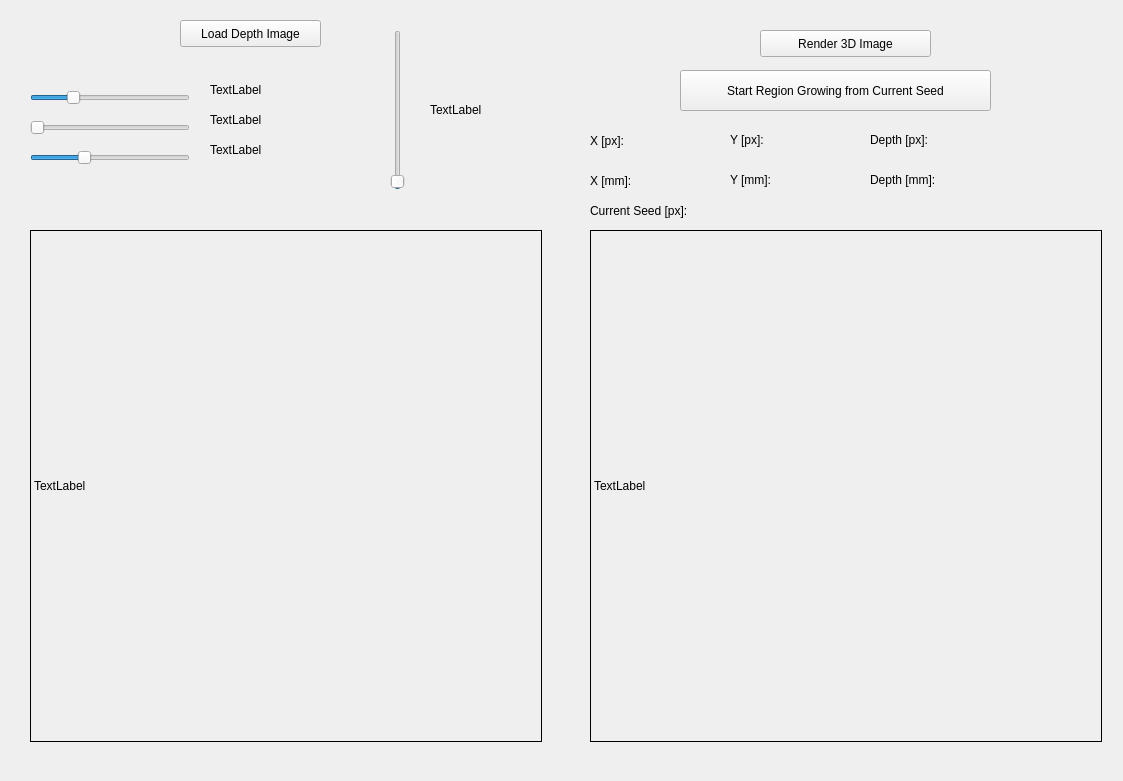
Old version of the form app/widget.ui in the repository lreithmayr/CT-Scan-Visualizer.
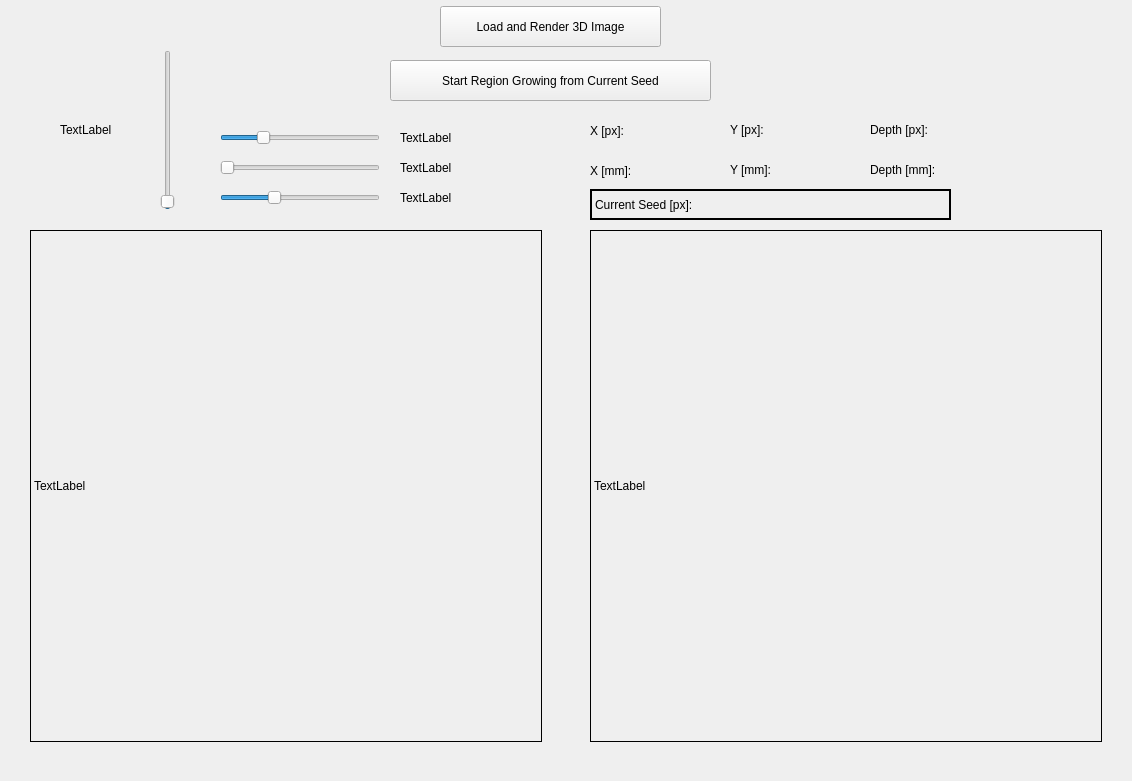
New version of the form.

Commit message: Widget: Implements cursor-following coordinate display in the 2D slice image

Diff of the .ui file:
```diff
--- a/app/widget.ui
+++ b/app/widget.ui
@@ -6,7 +6,7 @@
    <rect>
     <x>0</x>
     <y>0</y>
-    <width>1123</width>
+    <width>1132</width>
     <height>781</height>
    </rect>
   </property>
@@ -32,8 +32,8 @@
   <widget class="QSlider" name="horizontalSlider_center">
    <property name="geometry">
     <rect>
-     <x>30</x>
-     <y>90</y>
+     <x>220</x>
+     <y>130</y>
      <width>160</width>
      <height>16</height>
     </rect>
@@ -57,8 +57,8 @@
   <widget class="QSlider" name="horizontalSlider_windowSize">
    <property name="geometry">
     <rect>
-     <x>30</x>
-     <y>120</y>
+     <x>220</x>
+     <y>160</y>
      <width>160</width>
      <height>16</height>
     </rect>
@@ -76,8 +76,8 @@
   <widget class="QLabel" name="label_sliderCenter">
    <property name="geometry">
     <rect>
-     <x>210</x>
-     <y>80</y>
+     <x>400</x>
+     <y>128</y>
      <width>141</width>
      <height>19</height>
     </rect>
@@ -89,8 +89,8 @@
   <widget class="QLabel" name="label_sliderWSize">
    <property name="geometry">
     <rect>
-     <x>210</x>
-     <y>110</y>
+     <x>400</x>
+     <y>158</y>
      <width>141</width>
      <height>19</height>
     </rect>
@@ -99,24 +99,11 @@
     <string>TextLabel</string>
    </property>
   </widget>
-  <widget class="QPushButton" name="pushButton_loadImage3D">
-   <property name="geometry">
-    <rect>
-     <x>180</x>
-     <y>20</y>
-     <width>141</width>
-     <height>27</height>
-    </rect>
-   </property>
-   <property name="text">
-    <string>Load Depth Image</string>
-   </property>
-  </widget>
   <widget class="QSlider" name="verticalSlider_depth">
    <property name="geometry">
     <rect>
-     <x>390</x>
-     <y>30</y>
+     <x>160</x>
+     <y>50</y>
      <width>16</width>
      <height>160</height>
     </rect>
@@ -134,9 +121,9 @@
   <widget class="QLabel" name="label_currentDepth">
    <property name="geometry">
     <rect>
-     <x>430</x>
-     <y>100</y>
-     <width>181</width>
+     <x>60</x>
+     <y>120</y>
+     <width>91</width>
      <height>19</height>
     </rect>
    </property>
@@ -147,8 +134,8 @@
   <widget class="QSlider" name="horizontalSlider_threshold">
    <property name="geometry">
     <rect>
-     <x>30</x>
-     <y>150</y>
+     <x>220</x>
+     <y>190</y>
      <width>160</width>
      <height>16</height>
     </rect>
@@ -172,8 +159,8 @@
   <widget class="QLabel" name="label_sliderThreshold">
    <property name="geometry">
     <rect>
-     <x>210</x>
-     <y>140</y>
+     <x>400</x>
+     <y>188</y>
      <width>141</width>
      <height>19</height>
     </rect>
@@ -201,21 +188,21 @@
   <widget class="QPushButton" name="pushButton_render3D">
    <property name="geometry">
     <rect>
-     <x>760</x>
-     <y>30</y>
-     <width>171</width>
-     <height>27</height>
+     <x>440</x>
+     <y>6</y>
+     <width>221</width>
+     <height>41</height>
     </rect>
    </property>
    <property name="text">
-    <string>Render 3D Image</string>
+    <string>Load and Render 3D Image</string>
    </property>
   </widget>
   <widget class="QLabel" name="label_xPos">
    <property name="geometry">
     <rect>
      <x>590</x>
-     <y>130</y>
+     <y>120</y>
      <width>91</width>
      <height>21</height>
     </rect>
@@ -228,7 +215,7 @@
    <property name="geometry">
     <rect>
      <x>730</x>
-     <y>130</y>
+     <y>120</y>
      <width>91</width>
      <height>19</height>
     </rect>
@@ -241,7 +228,7 @@
    <property name="geometry">
     <rect>
      <x>870</x>
-     <y>130</y>
+     <y>120</y>
      <width>151</width>
      <height>19</height>
     </rect>
@@ -254,7 +241,7 @@
    <property name="geometry">
     <rect>
      <x>730</x>
-     <y>170</y>
+     <y>160</y>
      <width>131</width>
      <height>19</height>
     </rect>
@@ -267,7 +254,7 @@
    <property name="geometry">
     <rect>
      <x>590</x>
-     <y>170</y>
+     <y>160</y>
      <width>131</width>
      <height>21</height>
     </rect>
@@ -280,7 +267,7 @@
    <property name="geometry">
     <rect>
      <x>870</x>
-     <y>170</y>
+     <y>160</y>
      <width>231</width>
      <height>19</height>
     </rect>
@@ -292,9 +279,9 @@
   <widget class="QPushButton" name="pushButton_startRegionGrowing">
    <property name="geometry">
     <rect>
-     <x>680</x>
-     <y>70</y>
-     <width>311</width>
+     <x>390</x>
+     <y>60</y>
+     <width>321</width>
      <height>41</height>
     </rect>
    </property>
@@ -306,11 +293,17 @@
    <property name="geometry">
     <rect>
      <x>590</x>
-     <y>200</y>
-     <width>531</width>
-     <height>21</height>
+     <y>189</y>
+     <width>361</width>
+     <height>31</height>
     </rect>
    </property>
+   <property name="frameShape">
+    <enum>QFrame::Box</enum>
+   </property>
+   <property name="lineWidth">
+    <number>2</number>
+   </property>
    <property name="text">
     <string>Current Seed [px]: </string>
    </property>
```
The commit also changes 2 other files.
